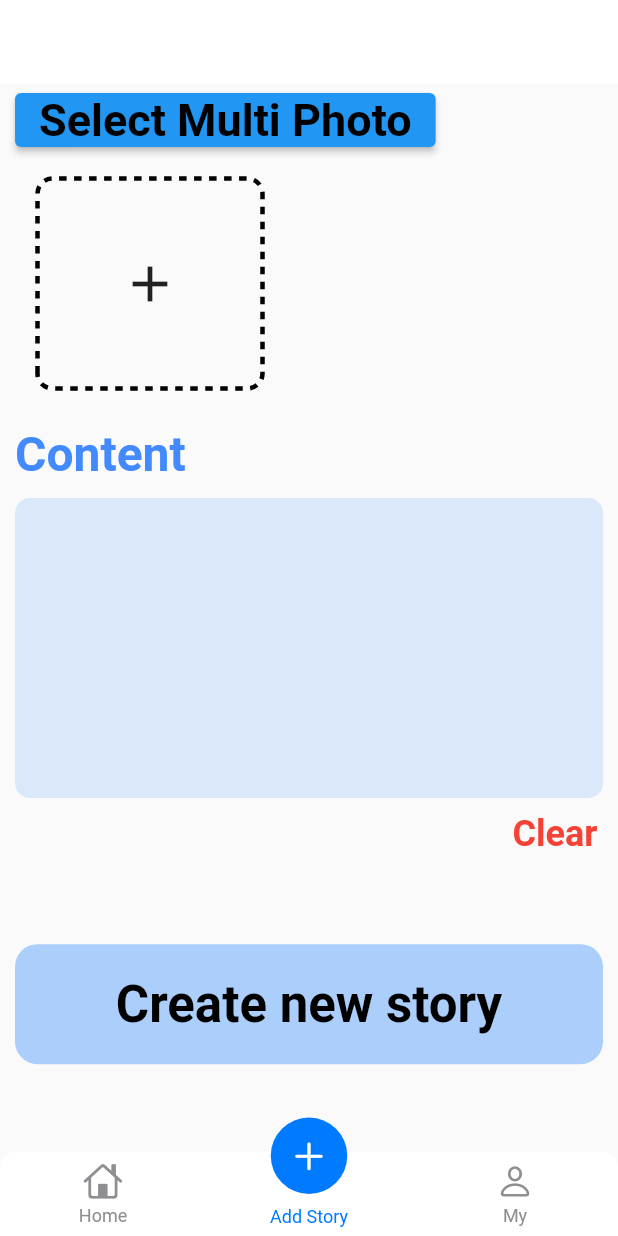
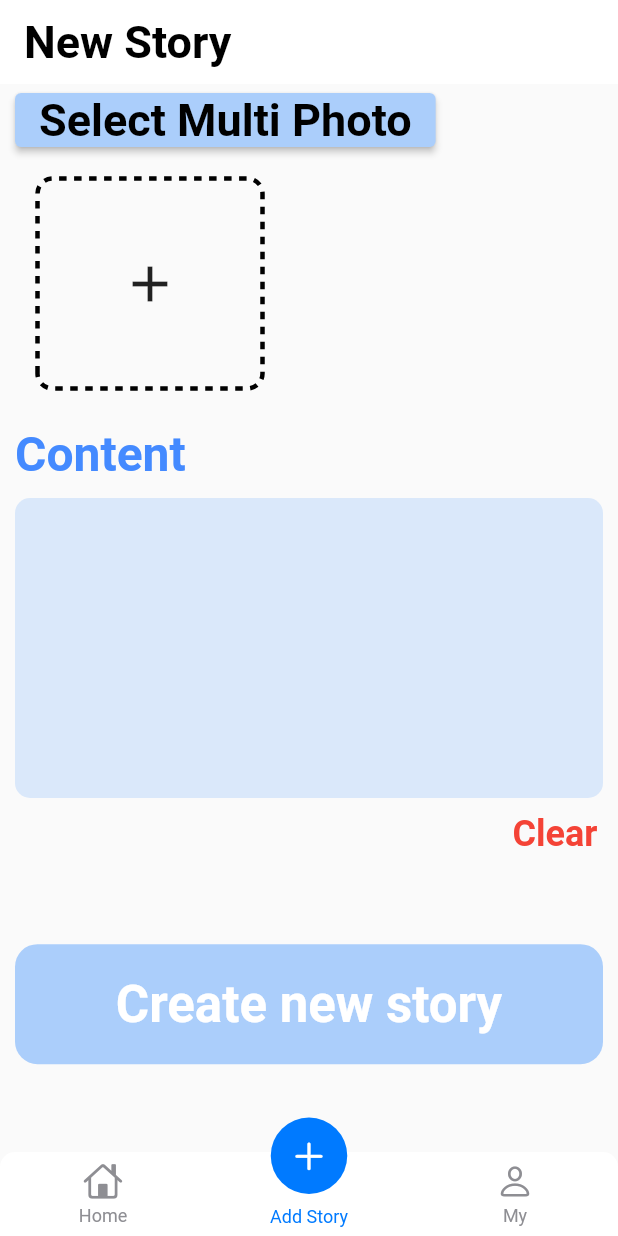
Before and after one commit to whatsthelunchmenu/Ae-stagram-app, a Flutter app: the screen it shows once a user with an empty profile is signed in, item 2 of the bottom bar chosen, on a phone screen of 412 x 824 dp. Run offline on Flutter 3.47's test engine with Material 2 defaults, Android fonts, the phone set to English and light mode, and no system bars; drawn by our look-alikes of persistent_bottom_nav_bar; our stand-ins replace carousel_slider, dio, dotted_decoration, firebase_auth, firebase_core, flutter_easyloading and 7 more; accounts and stored records are empty; network calls fail.

Commit message:
일부 UI 수정 및 코드 정리

```diff
--- a/lib/app/ui/android/home/components/story_card.dart
+++ b/lib/app/ui/android/home/components/story_card.dart
@@ -72,6 +72,7 @@ class Top extends StatelessWidget {
                   ),
                 ],
               ),
+              // TODO : UID 비교로 변경해야 함
               AuthController.to.user?.displayName == feed.displayName
                   ? Padding(
                       padding: const EdgeInsets.only(right: 10),
--- a/lib/app/ui/android/home/home.dart
+++ b/lib/app/ui/android/home/home.dart
@@ -34,7 +34,6 @@ class Home extends StatelessWidget {
           child: Column(
             children: [
               StorySwipe(),
-              // ActionButtons(),
             ],
           ),
         ),
--- a/lib/app/ui/android/navigation/navigation.dart
+++ b/lib/app/ui/android/navigation/navigation.dart
@@ -1,7 +1,6 @@
 import 'package:ae_stagram_app/app/controller/root_controller.dart';
-import 'package:ae_stagram_app/app/ui/android/home/home.dart';
-import 'package:ae_stagram_app/app/ui/android/mypage/mypage.dart';
-import 'package:ae_stagram_app/app/ui/android/new_story/new_story.dart';
+import 'package:ae_stagram_app/app/ui/android/pages.dart'
+    show MyPage, Home, NewStory;
 import 'package:flutter/cupertino.dart';
 import 'package:flutter/material.dart';
 import 'package:get/get_state_manager/get_state_manager.dart';
@@ -36,8 +35,8 @@ class NavigationPage extends GetView<RootController> {
         ),
         screenTransitionAnimation: ScreenTransitionAnimation(
           animateTabTransition: true,
-          curve: Curves.easeOutExpo,
-          duration: Duration(milliseconds: 900),
+          curve: Curves.ease,
+          duration: Duration(milliseconds: 400),
         ),
         navBarStyle:
             NavBarStyle.style15, // Choose the nav bar style with this property.
--- a/lib/app/ui/android/new_story/components/upload_image_picker.dart
+++ b/lib/app/ui/android/new_story/components/upload_image_picker.dart
@@ -1,4 +1,5 @@
 import 'package:ae_stagram_app/app/controller/new_story/new_story_controller.dart';
+import 'package:ae_stagram_app/app/ui/theme/app_colors.dart';
 import 'package:ae_stagram_app/app/ui/theme/app_texts.dart';
 import 'package:dotted_decoration/dotted_decoration.dart';
 import 'package:flutter/material.dart';
@@ -15,6 +16,9 @@ class UploadImagePicker extends GetWidget<NewStoryController> {
           child: Text(
             "Select Multi Photo",
             style: appBarTitleTextStyle,
+          ),
+          style: ElevatedButton.styleFrom(
+            primary: mainColor,
           ),
         ),
         SizedBox(height: 10),
--- a/lib/app/ui/android/new_story/new_story.dart
+++ b/lib/app/ui/android/new_story/new_story.dart
@@ -6,6 +6,7 @@ import 'package:ae_stagram_app/app/controller/root_controller.dart';
 import 'package:ae_stagram_app/app/ui/android/new_story/components/content_write_board.dart';
 import 'package:ae_stagram_app/app/ui/android/new_story/components/upload_image_picker.dart';
 import 'package:ae_stagram_app/app/ui/theme/app_colors.dart';
+import 'package:ae_stagram_app/app/ui/theme/app_texts.dart';
 
 import 'package:flutter/material.dart';
 import 'package:flutter_easyloading/flutter_easyloading.dart';
@@ -24,6 +25,10 @@ class NewStory extends GetWidget<NewStoryController> {
         backgroundColor: Colors.white,
         iconTheme: IconThemeData(
           color: Colors.black,
+        ),
+        title: Text(
+          'New Story',
+          style: appBarTitleTextStyle,
         ),
       ),
       body: SingleChildScrollView(
@@ -50,7 +55,7 @@ class NewStory extends GetWidget<NewStoryController> {
                     child: Text(
                       "Create new story",
                       style: GoogleFonts.indieFlower(
-                        color: Colors.black,
+                        color: Colors.white,
                         fontSize: 34,
                         fontWeight: FontWeight.bold,
                       ),
--- a/lib/app/ui/android/pages.dart
+++ b/lib/app/ui/android/pages.dart
@@ -1,3 +1,5 @@
 export 'package:ae_stagram_app/app/ui/android/home/home.dart';
 export 'package:ae_stagram_app/app/ui/android/navigation/navigation.dart';
 export 'package:ae_stagram_app/app/ui/android/login/login.dart';
+export 'package:ae_stagram_app/app/ui/android/mypage/mypage.dart';
+export 'package:ae_stagram_app/app/ui/android/new_story/new_story.dart';
```
